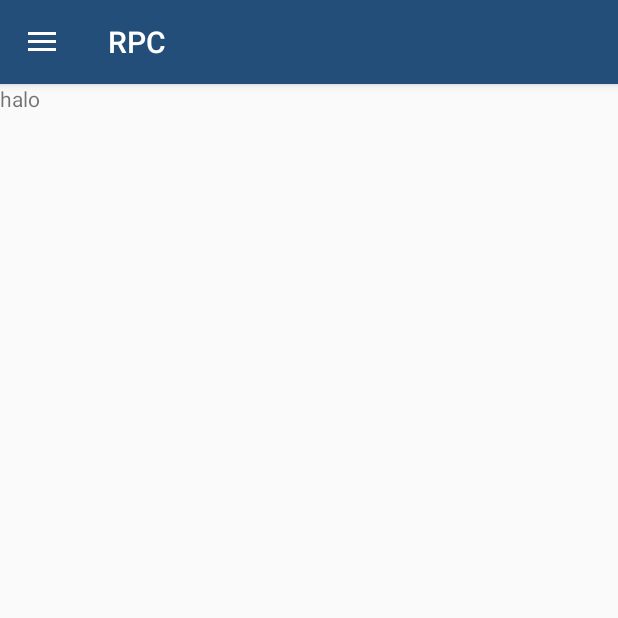
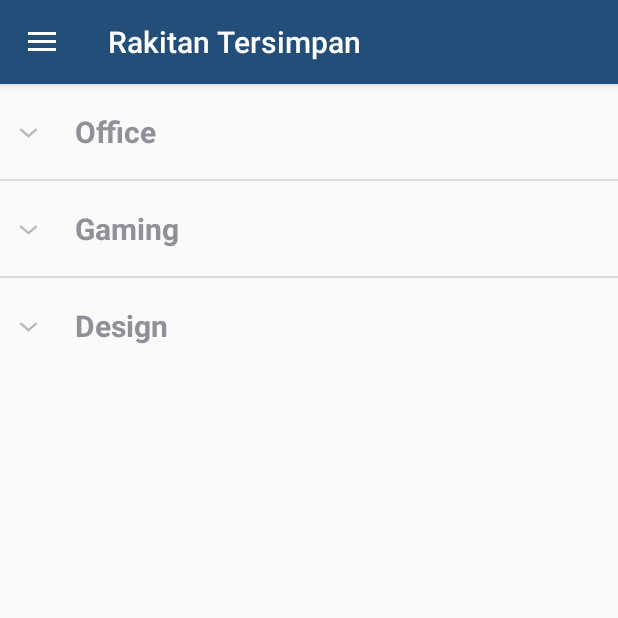
Before and after one commit to BryanGP/RPL, an Android app: the screen it shows after launch (MainActivity), in the side drawer, after a tap on "Rakitan Tersimpan", on a phone screen of 412 x 824 dp, the top half of it. Run offline under Robolectric (Android 15) with nearby library versions, the phone set to English and light mode, and no system bars.

Commit message:
blum link antar fragment

```diff
--- a/RPC/app/src/main/java/com/example/hello/rpc/DaftarFragment.java
+++ b/RPC/app/src/main/java/com/example/hello/rpc/DaftarFragment.java
@@ -11,6 +11,7 @@ public class DaftarFragment extends Fragment {
     @Nullable
     @Override
     public View onCreateView(LayoutInflater inflater, @Nullable ViewGroup container, Bundle savedInstanceState) {
+        getActivity().setTitle("Daftar Barang");
         return inflater.inflate(R.layout.fragmentdaftar, container, false);
     }
 }
--- a/RPC/app/src/main/java/com/example/hello/rpc/MainActivity.java
+++ b/RPC/app/src/main/java/com/example/hello/rpc/MainActivity.java
@@ -45,9 +45,11 @@ public class MainActivity extends AppCompatActivity
                 this, drawer, toolbar, R.string.navigation_drawer_open, R.string.navigation_drawer_close);
         drawer.addDrawerListener(toggle);
         toggle.syncState();
-        fragmentManager.beginTransaction().replace(R.id.content_frame, new RakitFragment()).commit();
         NavigationView navigationView = (NavigationView) findViewById(R.id.nav_view);
-        navigationView.setCheckedItem(R.id.nav_rakit_pc);
+        if (savedInstanceState == null) {
+            fragmentManager.beginTransaction().replace(R.id.content_frame, new RakitFragment()).commit();
+            navigationView.setCheckedItem(R.id.nav_rakit_pc);
+        }
         navigationView.setNavigationItemSelectedListener(this);
     }
 
--- a/RPC/app/src/main/java/com/example/hello/rpc/RakitFragment.java
+++ b/RPC/app/src/main/java/com/example/hello/rpc/RakitFragment.java
@@ -11,6 +11,7 @@ public class RakitFragment extends Fragment {
     @Nullable
     @Override
     public View onCreateView(LayoutInflater inflater, @Nullable ViewGroup container, Bundle savedInstanceState) {
+        getActivity().setTitle("Rakit PC");
         return inflater.inflate(R.layout.fragmentrakit, container, false);
     }
 }
--- a/RPC/app/src/main/java/com/example/hello/rpc/RakitanFragment.java
+++ b/RPC/app/src/main/java/com/example/hello/rpc/RakitanFragment.java
@@ -1,61 +1,147 @@
 package com.example.hello.rpc;
 
 import android.app.Fragment;
+import android.app.FragmentManager;
+import android.content.Context;
+import android.graphics.Typeface;
 import android.os.Bundle;
 import android.support.annotation.Nullable;
 import android.view.LayoutInflater;
 import android.view.View;
 import android.view.ViewGroup;
+import android.widget.BaseExpandableListAdapter;
 import android.widget.ExpandableListView;
+import android.widget.TextView;
 
 import java.util.ArrayList;
 import java.util.HashMap;
 import java.util.List;
 
 
-public class RakitanFragment extends Fragment {
-    private ExpandableListView listView;
+public class RakitanFragment extends Fragment{
     private ExpandableListAdapter listAdapter;
     private List<String> listDataHeader;
     private HashMap<String,List<String>> listHash;
 
-    @Nullable
+    public class ExpandableListAdapter extends BaseExpandableListAdapter {
+        private Context context;
+        private List<String> listDataHeader;
+        private HashMap<String, List<String>> listHashMap;
+
+        private ExpandableListAdapter(Context context, List<String> listDataHeader, HashMap<String, List<String>> listHashMap) {
+            this.context = context;
+            this.listDataHeader = listDataHeader;
+            this.listHashMap = listHashMap;
+        }
+
+        @Override
+        public int getGroupCount() {
+            return listDataHeader.size();
+        }
+
+        @Override
+        public int getChildrenCount(int i) {
+            return listHashMap.get(listDataHeader.get(i)).size();
+        }
+
+        @Override
+        public Object getGroup(int i) {
+            return listDataHeader.get(i);
+        }
+
+        @Override
+        public Object getChild(int i, int i1) {
+            return listHashMap.get(listDataHeader.get(i)).get(i1); // i = Group Item , i1 = ChildItem
+        }
+
+        @Override
+        public long getGroupId(int i) {
+            return i;
+        }
+
+        @Override
+        public long getChildId(int i, int i1) {
+            return i1;
+        }
+
+        @Override
+        public boolean hasStableIds() {
+            return false;
+        }
+
+        @Override
+        public View getGroupView(int i, boolean b, View view, ViewGroup viewGroup) {
+            String headerTitle = (String) getGroup(i);
+            if (view == null) {
+                LayoutInflater inflater = (LayoutInflater) this.context.getSystemService(Context.LAYOUT_INFLATER_SERVICE);
+                view = inflater.inflate(R.layout.list_group, null);
+            }
+            TextView lblListHeader = (TextView) view.findViewById(R.id.lbListHeader);
+            lblListHeader.setTypeface(null, Typeface.BOLD);
+            lblListHeader.setText(headerTitle);
+            return view;
+        }
+
+        @Override
+        public View getChildView (int i, int i1, boolean b, View view, ViewGroup viewGroup) {
+            final String childText = (String) getChild(i, i1);
+            if (view == null) {
+                LayoutInflater inflater = (LayoutInflater) this.context.getSystemService(Context.LAYOUT_INFLATER_SERVICE);
+                view = inflater.inflate(R.layout.list_item, null);
+            }
+            TextView txtListChild = (TextView) view.findViewById(R.id.lbListItem);
+            txtListChild.setText(childText);
+            return view;
+        }
+        @Override
+        public boolean isChildSelectable(int i, int i1) {
+            return true;
+        }
+    }
+
+
     @Override
-    public View onCreateView(LayoutInflater inflater, @Nullable ViewGroup container, Bundle savedInstanceState) {
+    public View onCreateView(LayoutInflater inflater, ViewGroup container, Bundle savedInstanceState) {
+        getActivity().setTitle("Rakitan Tersimpan");
         return inflater.inflate(R.layout.fragmentrakitan, container, false);
     }
 
-//    public void onViewCreated(View view, @Nullable Bundle savedInstanceState){
-//        ExpandableListView listView = (ExpandableListView)getView().findViewById(R.id.elistview
-//        );
-//        initData();
-//        listAdapter = new ExpandableListAdapter(,listDataHeader,listHash);
-//        listView.setAdapter(listAdapter);
-//    }
-//
-//    private void initData() {
-//        listDataHeader = new ArrayList<>();
-//        listHash = new HashMap<>();
-//
-//        listDataHeader.add("kui");
-//        listDataHeader.add("kuii");
-//        listDataHeader.add("kuiii");
-//
-//        List<String> list = new ArrayList<>();
-//        list.add("Ini list");
-//
-//        List<String> list1 = new ArrayList<>();
-//        list1.add("Ini list1");
-//        list1.add("Ini list1");
-//        list1.add("Ini list1");
-//
-//        List<String> list2 = new ArrayList<>();
-//        list2.add("Ini list2");
-//        list2.add("Ini list2");
-//        list2.add("Ini list2");
-//
-//        listHash.put(listDataHeader.get(0),list);
-//        listHash.put(listDataHeader.get(1),list1);
-//        listHash.put(listDataHeader.get(2),list2);
-//    }
+    public void onViewCreated(View view, @Nullable Bundle savedInstanceState) {
+        ExpandableListView listView = (ExpandableListView) getView().findViewById(R.id.elistview
+        );
+        initData();
+        listAdapter = new ExpandableListAdapter(getActivity().getBaseContext(), listDataHeader, listHash);
+        listView.setAdapter(listAdapter);
+        listView.setOnChildClickListener(new ExpandableListView.OnChildClickListener() {
+            @Override
+            public boolean onChildClick(ExpandableListView parent, View v, int groupPosition, int childPosition, long id) {
+                FragmentManager fragmentManager = getFragmentManager();
+                fragmentManager.beginTransaction().replace(R.id.content_frame, new RakitantampilFragment()).commit();
+                return true;
+            }
+        });
+    }
+
+    private void initData() {
+        listDataHeader = new ArrayList<>();
+        listHash = new HashMap<>();
+
+        listDataHeader.add("Office");
+        listDataHeader.add("Gaming");
+        listDataHeader.add("Design");
+
+        List<String> list = new ArrayList<>();
+        list.add("Office #1");
+
+        List<String> list1 = new ArrayList<>();
+        list1.add("Gaming #1");
+
+        List<String> list2 = new ArrayList<>();
+        list2.add("Design #1");
+        list2.add("Design #1");
+
+        listHash.put(listDataHeader.get(0), list);
+        listHash.put(listDataHeader.get(1), list1);
+        listHash.put(listDataHeader.get(2), list2);
+    }
 }
--- a/RPC/app/src/main/res/layout/fragmentrakitan.xml
+++ b/RPC/app/src/main/res/layout/fragmentrakitan.xml
@@ -1,7 +1,5 @@
 <?xml version="1.0" encoding="utf-8"?>
 <android.support.constraint.ConstraintLayout xmlns:android="http://schemas.android.com/apk/res/android"
-    xmlns:app="http://schemas.android.com/apk/res-auto"
-    xmlns:tools="http://schemas.android.com/tools"
     android:layout_width="match_parent"
     android:layout_height="match_parent">
 
@@ -9,8 +7,4 @@
         android:id="@+id/elistview"
         android:layout_width="wrap_content"
         android:layout_height="wrap_content"></ExpandableListView>
-    <TextView
-        android:layout_width="wrap_content"
-        android:layout_height="wrap_content"
-        android:text="halo"/>
 </android.support.constraint.ConstraintLayout>
--- a/RPC/app/src/main/res/layout/list_group.xml
+++ b/RPC/app/src/main/res/layout/list_group.xml
@@ -2,6 +2,8 @@
 <android.support.constraint.ConstraintLayout
     xmlns:android="http://schemas.android.com/apk/res/android"
     xmlns:app="http://schemas.android.com/apk/res-auto"
+    android:paddingTop="18dp"
+    android:padding="18dp"
     android:layout_width="match_parent"
     android:layout_height="match_parent">
 
@@ -9,7 +11,10 @@
         android:id="@+id/lbListHeader"
         android:layout_width="match_parent"
         android:layout_height="wrap_content"
-        android:layout_marginTop="8dp"
+        android:layout_marginLeft="32dp"
+        android:layout_marginStart="32dp"
+        android:textSize="20dp"
+        app:layout_constraintStart_toStartOf="parent"
         app:layout_constraintTop_toTopOf="parent" />
 
 </android.support.constraint.ConstraintLayout>
--- a/RPC/app/src/main/res/menu/activity_main_drawer.xml
+++ b/RPC/app/src/main/res/menu/activity_main_drawer.xml
@@ -6,19 +6,19 @@
     <group android:checkableBehavior="single">
         <item
             android:id="@+id/nav_rakit_pc"
-            android:icon="@drawable/ic_menu_camera"
+            android:icon="@drawable/ic_menu_manages"
             android:title="Rakit PC" />
         <item
             android:id="@+id/nav_rakitan_tersimpan"
-            android:icon="@drawable/ic_menu_gallery"
+            android:icon="@drawable/ic_menu_archive"
             android:title="Rakitan Tersimpan" />
         <item
             android:id="@+id/nav_penjelasan_komponen"
-            android:icon="@drawable/ic_menu_slideshow"
+            android:icon="@drawable/ic_menu_info_details"
             android:title="Penjelasan Komponen" />
         <item
             android:id="@+id/nav_daftar_barang"
-            android:icon="@drawable/ic_menu_manage"
+            android:icon="@drawable/ic_menu_find_holo_light"
             android:title="Daftar Barang" />
     </group>
 
```
Also changed, not shown: RPC/app/src/main/java/com/example/hello/rpc/RakitantampilFragment.java (added, +22 -0 lines), RPC/app/src/main/java/com/example/hello/rpc/RakitpilihFragment.java (added, +17 -0 lines), RPC/app/src/main/res/layout/fragmentrakit.xml (+6 -7 lines), RPC/app/src/main/res/layout/fragmentrakitantampil.xml (added, +216 -0 lines), RPC/app/src/main/res/layout/fragmentrakitpilih.xml (added, +163 -0 lines), RPC/app/src/main/res/layout/list_item.xml (+6 -1 lines), RPC/app/src/main/res/layout/nav_header_main.xml (+5 -6 lines), RPC/app/src/main/res/drawable/ic_menu_archive.png (added), RPC/app/src/main/res/drawable/ic_menu_find_holo_light.png (added), RPC/app/src/main/res/drawable/ic_menu_info_details.png (added), RPC/app/src/main/res/drawable/ic_menu_manages.png (added), RPC/app/src/main/res/drawable/logo_rpl.png.
